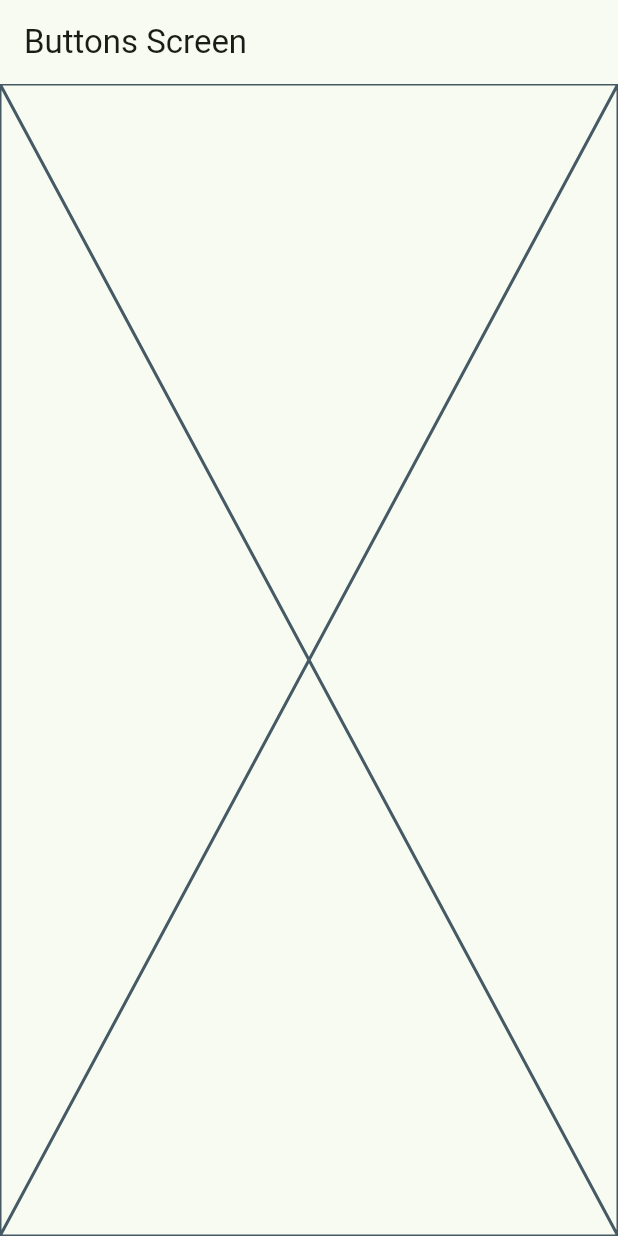
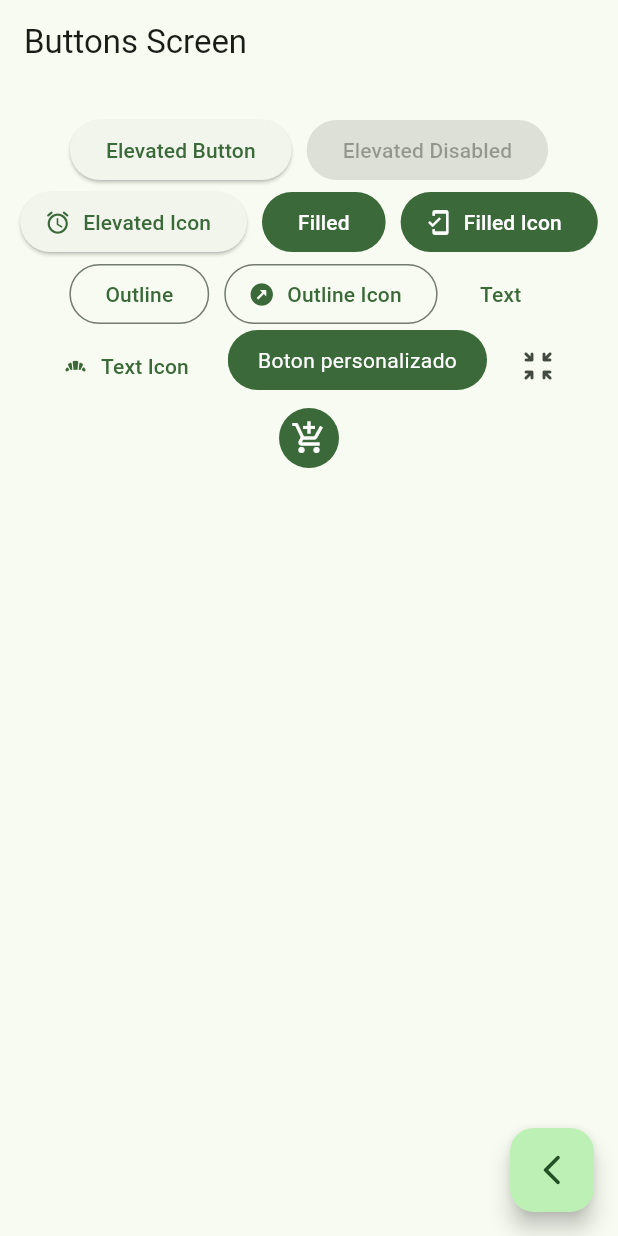
Before and after one commit to ctm187523/FlutterWidgets, a Flutter app: the ButtonsScreen screen opened by its route, on a phone screen of 412 x 824 dp. Run offline on Flutter 3.47's test engine with Material 2 defaults, Android fonts, the phone set to English and light mode, and no system bars; our stand-ins replace go_router.

Commit message:
buttons screen finished

```diff
--- a/lib/config/router/app_router.dart
+++ b/lib/config/router/app_router.dart
@@ -11,17 +11,17 @@ final appRouter = GoRouter(
     GoRoute(
       name: HomeScreeen.name, //el name es opcional cogemos el name del atributo estatico de la clase
       path: '/',
-      builder: (context, state) => const HomeScreeen(),
+      builder: (context, state) => const HomeScreeen(),//widget al que nos dirigimos
     ),
     GoRoute(
       name: ButtonsScreen.name, //el name es opcional cogemos el name del atributo estatico de la clase
       path: '/buttons',
-      builder: (context, state) => const ButtonsScreen(),
+      builder: (context, state) => const ButtonsScreen(),//widget al que nos dirigimos
     ),
     GoRoute(
       name: CardsScreen.name, //el name es opcional cogemos el name del atributo estatico de la clase
       path: '/cards',
-      builder: (context, state) => const CardsScreen(),
+      builder: (context, state) => const CardsScreen(), //widget al que nos dirigimos
     ),
   ],
 );
--- a/lib/main.dart
+++ b/lib/main.dart
@@ -12,7 +12,7 @@ class MainApp extends StatelessWidget {
 
   @override
   Widget build(BuildContext context) {
-    //ponemos MaterialApp.router para configurar el router si usamos go_route
+    //ponemos MaterialApp.router para configurar el router si usamos go_route, homeScreen es la ruta inicial '/'
     return MaterialApp.router(
       routerConfig: appRouter, //usamos la definicion de routes de go_router creada en config/router/app_router
       debugShowCheckedModeBanner: false,
--- a/lib/presentation/screens/buttons/buttons_screens.dart
+++ b/lib/presentation/screens/buttons/buttons_screens.dart
@@ -1,5 +1,6 @@
 
 import 'package:flutter/material.dart';
+import 'package:go_router/go_router.dart';
 
 class ButtonsScreen extends StatelessWidget {
 
@@ -16,7 +17,105 @@ class ButtonsScreen extends StatelessWidget {
       appBar: AppBar(
         title: const Text('Buttons Screen'),
       ),
-      body: const Placeholder(),
+      body: const _ButtonsView(),
+      floatingActionButton: FloatingActionButton(
+        child: const Icon(Icons.arrow_back_ios_new_rounded),
+        onPressed: (){
+          context.pop(); //usamos de go_router el metodo pop para ir a la pantalla anterior
+        },
+      ),
     );
   }
 }
+
+class _ButtonsView extends StatelessWidget {
+
+  //constructor
+  const _ButtonsView();
+
+  @override
+  Widget build(BuildContext context) {
+
+    final colors = Theme.of(context).colorScheme; //variable para obtener el color del Theme
+
+    return SizedBox(
+      width: double.infinity, //esto hace que llegue hasta donde pueda el ancho del padre
+      child: Padding(
+        padding: const EdgeInsets.symmetric(horizontal: 10, vertical: 20),
+        //wrap es similar a las columnas row pero cuando no hay mas espacio en columnas
+        //crea una nueva linea
+        child: Wrap(
+          spacing: 10, //espacio entre widgets
+          alignment: WrapAlignment.center, //alineamos los botones en el centro
+          children: [
+            ElevatedButton(onPressed: (){}, child :const Text('Elevated Button')),
+            const ElevatedButton(onPressed: null, child : Text('Elevated Disabled')), //si en on Pressed en null el boton esta desabilitado
+            ElevatedButton.icon( //boton elevvado con icono
+              onPressed: (){},
+              icon: const Icon(Icons.access_alarm_rounded),
+              label: const Text('Elevated Icon'),
+            ),
+            FilledButton(onPressed: () {}, child: const Text('Filled')), //creamos un boton de tipo filled
+            FilledButton.icon(
+              onPressed: () {},
+              icon: const Icon(Icons.mobile_friendly), //creamos un boton de tipo filled con icono
+              label: const Text('Filled Icon'),
+            ),
+            OutlinedButton(onPressed: (){}, child: const Text('Outline')), //boton de tipo outline
+            OutlinedButton.icon(
+              onPressed: (){},
+              icon: const Icon(Icons.outbond_sharp),
+              label: const Text('Outline Icon')
+            ),//boton de tipo outline con Icono
+            TextButton(onPressed: (){}, child: const Text('Text')), //boton tipo Text
+            TextButton.icon( //boton tipo Text con Icon
+              onPressed: (){},
+              icon: const Icon(Icons.bakery_dining),
+              label: const Text("Text Icon")
+              ),
+
+              //Creamos botones personalizados usando la clase creada abajo
+              const CustomButton(),
+
+              IconButton(onPressed: () {}, icon: const Icon(Icons.zoom_in_map_rounded)),
+              IconButton(onPressed: () {},
+                icon: const Icon(Icons.add_shopping_cart_outlined),
+                //ponemos un estilo
+                style: ButtonStyle(
+                  backgroundColor: MaterialStatePropertyAll(colors.primary),
+                  iconColor: const MaterialStatePropertyAll(Colors.white),
+                ),
+              ),
+          ],
+        ),
+      ),
+    );
+  }
+}
+
+class CustomButton extends StatelessWidget {
+  const CustomButton({super.key});
+
+  @override
+  Widget build(BuildContext context) {
+
+    final colors = Theme.of(context).colorScheme;
+
+    //usamos ClipRect para redondear los bordes
+    return ClipRRect(
+      borderRadius: BorderRadius.circular(20),
+       //usamos material para personalizar el boton con atributos de Material
+      child: Material(
+        color: colors.primary,
+        //usamos el eidget Inkwell que es parecido a un gesture detector pero reacciona al splash sccreen
+        child: InkWell(
+          onTap: (){},
+          child: const Padding(
+            padding: EdgeInsets.symmetric( horizontal: 20, vertical: 10),
+            child: Text('Boton personalizado', style: TextStyle(color: Colors.white),)
+          ),
+        ),
+      ),
+    );
+  }
+}
--- a/lib/presentation/screens/home/home_screen.dart
+++ b/lib/presentation/screens/home/home_screen.dart
@@ -93,9 +93,9 @@ class _CustomListTile extends StatelessWidget {
         //LO COMENTO PORQUE AUNQUE SIGO USANDO go_router UTILIZO LOS NAMES
         //context.push(menuItem.link);
 
-        //uso go_router usando names la de arriba comentada tambien seria valida
-        //de esta manera es mas facil actualizar la ruta
-        context.pushNamed(CardsScreen.name);
+        //uso go_router usando push la de arriba comentada tambien seria valida
+        //de esta manera es mas facil actualizar la ruta, usamos de menuitem el link de la ruta
+        context.push(menuItem.link);
       },
     );
   }
```
